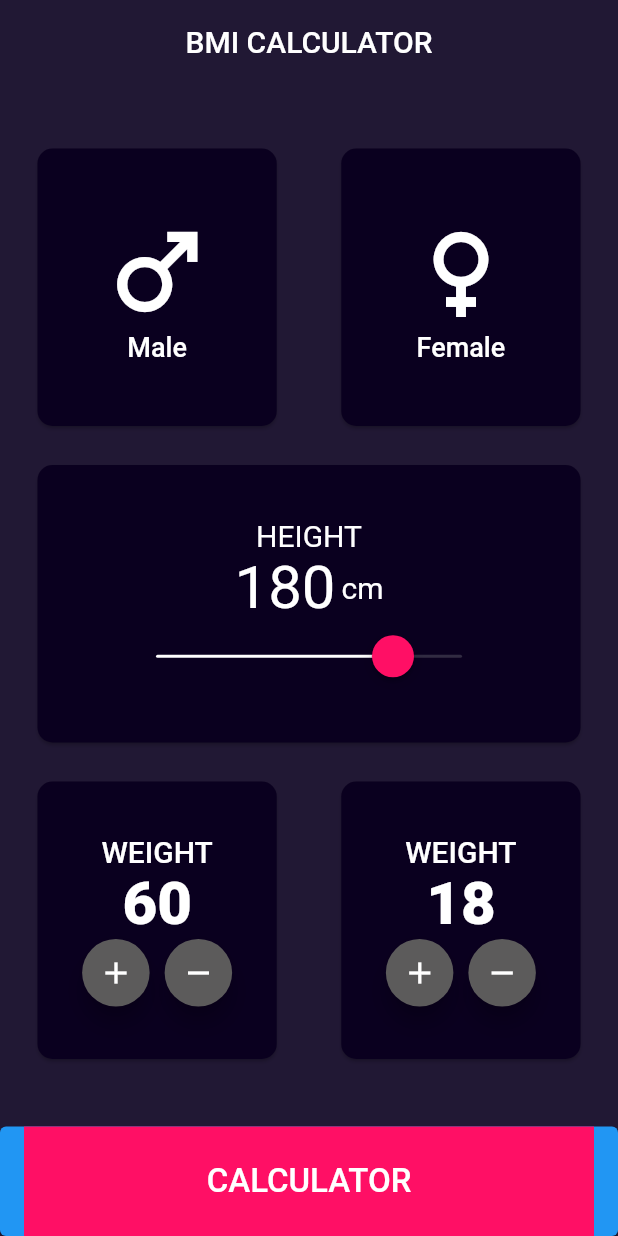
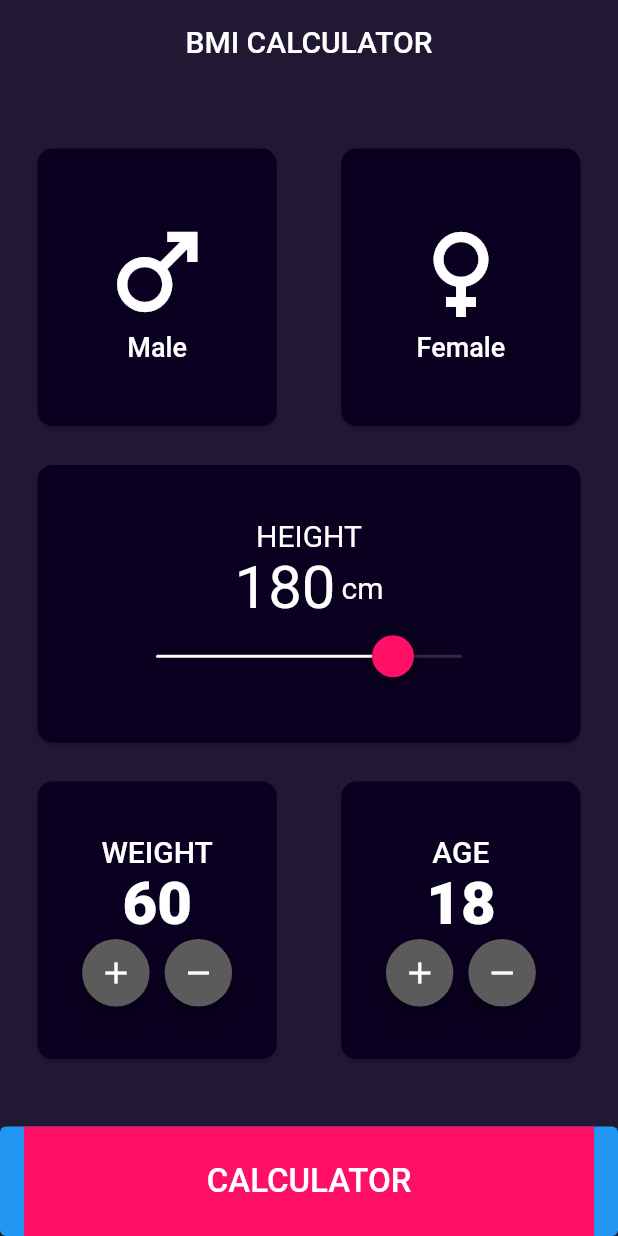
Before and after one commit to Kenjegulov/BMI_CALCULATOR, a Flutter app: the screen it shows after launch, on a phone screen of 412 x 824 dp. Run offline on Flutter 3.47's test engine with Material 2 defaults, Android fonts, the light colour scheme and no system bars.

Commit message:
added data

```diff
--- /dev/null
+++ b/lib/data.dart
@@ -0,0 +1,6 @@
+class MyData {
+  static int height = 180;
+  static int weight = 60;
+  static int age = 18;
+  static String gender = "";
+}
--- a/lib/main.dart
+++ b/lib/main.dart
@@ -14,7 +14,7 @@ class MyApp extends StatelessWidget {
       debugShowCheckedModeBanner: false,
       title: 'Flutter Demo',
       theme: ThemeData.dark(),
-      home: BMICalculator(),
+      home: const BMICalculator(),
     );
   }
 }
--- a/lib/models/age.dart
+++ b/lib/models/age.dart
@@ -1,4 +1,5 @@
 import 'package:flutter/material.dart';
+import 'package:flutter_lesson08/data.dart';
 import '../constants/MyColors.dart';
 
 class Age extends StatefulWidget {
@@ -9,7 +10,7 @@ class Age extends StatefulWidget {
 }
 
 class _AgeState extends State<Age> {
-  int number = 18;
+  int age = 18;
   @override
   Widget build(BuildContext context) {
     return Card(
@@ -20,11 +21,11 @@ class _AgeState extends State<Age> {
           mainAxisAlignment: MainAxisAlignment.center,
           children: [
             const Text(
-              "WEIGHT",
+              "AGE",
               style: TextStyle(fontSize: 20, fontWeight: FontWeight.w500),
             ),
             Text(
-              "$number",
+              "$age",
               style: const TextStyle(fontSize: 40, fontWeight: FontWeight.w800),
             ),
             Row(
@@ -37,7 +38,8 @@ class _AgeState extends State<Age> {
                     backgroundColor: MyColor.grey,
                     onPressed: () {
                       setState(() {
-                        number++;
+                        age++;
+                        MyData.age = age;
                       });
                     },
                     child: const Icon(Icons.add, color: MyColor.white),
@@ -53,7 +55,8 @@ class _AgeState extends State<Age> {
                     backgroundColor: MyColor.grey,
                     onPressed: () {
                       setState(() {
-                        number--;
+                        age--;
+                        MyData.age = age;
                       });
                     },
                     child: const Icon(Icons.remove, color: MyColor.white),
--- a/lib/models/female.dart
+++ b/lib/models/female.dart
@@ -1,4 +1,5 @@
 import 'package:flutter/material.dart';
+import 'package:flutter_lesson08/data.dart';
 import '../constants/MyColors.dart';
 
 class Female extends StatefulWidget {
--- a/lib/models/height.dart
+++ b/lib/models/height.dart
@@ -1,5 +1,6 @@
 import 'package:flutter/cupertino.dart';
 import 'package:flutter/material.dart';
+import 'package:flutter_lesson08/data.dart';
 import '../constants/MyColors.dart';
 
 class Height extends StatefulWidget {
@@ -10,7 +11,7 @@ class Height extends StatefulWidget {
 }
 
 class _HeightState extends State<Height> {
-  int number = 180;
+  double height = 180;
   @override
   Widget build(BuildContext context) {
     return Card(
@@ -28,7 +29,7 @@ class _HeightState extends State<Height> {
               mainAxisAlignment: MainAxisAlignment.center,
               children: [
                 Text(
-                  "$number",
+                  "${height.toInt()}",
                   style: const TextStyle(fontSize: 40),
                 ),
                 const SizedBox(width: 4),
@@ -41,12 +42,17 @@ class _HeightState extends State<Height> {
             SizedBox(
               width: 220,
               child: CupertinoSlider(
-                value: 180,
+                value: height,
                 min: 0,
                 max: 220,
                 activeColor: MyColor.white,
                 thumbColor: MyColor.pink,
-                onChanged: (value) {},
+                onChanged: (value) {
+                  setState(() {
+                    height = value;
+                    MyData.height = height.toInt();
+                  });
+                },
               ),
             )
           ],
--- a/lib/models/weight.dart
+++ b/lib/models/weight.dart
@@ -1,4 +1,5 @@
 import 'package:flutter/material.dart';
+import 'package:flutter_lesson08/data.dart';
 import '../constants/MyColors.dart';
 
 class Weight extends StatefulWidget {
@@ -9,7 +10,7 @@ class Weight extends StatefulWidget {
 }
 
 class _WeightState extends State<Weight> {
-  int number = 60;
+  int weight = 60;
   @override
   Widget build(BuildContext context) {
     return Card(
@@ -24,7 +25,7 @@ class _WeightState extends State<Weight> {
               style: TextStyle(fontSize: 20, fontWeight: FontWeight.w500),
             ),
             Text(
-              "$number",
+              "$weight",
               style: const TextStyle(fontSize: 40, fontWeight: FontWeight.w800),
             ),
             Row(
@@ -37,7 +38,8 @@ class _WeightState extends State<Weight> {
                     backgroundColor: MyColor.grey,
                     onPressed: () {
                       setState(() {
-                        number++;
+                        weight++;
+                        MyData.weight = weight;
                       });
                     },
                     child: const Icon(Icons.add, color: MyColor.white),
@@ -53,7 +55,8 @@ class _WeightState extends State<Weight> {
                     backgroundColor: MyColor.grey,
                     onPressed: () {
                       setState(() {
-                        number--;
+                        weight--;
+                        MyData.weight = weight;
                       });
                     },
                     child: const Icon(Icons.remove, color: MyColor.white),
```
Also changed, not shown: lib/home.dart (+4 -6 lines), lib/result.dart (+20 -12 lines).
